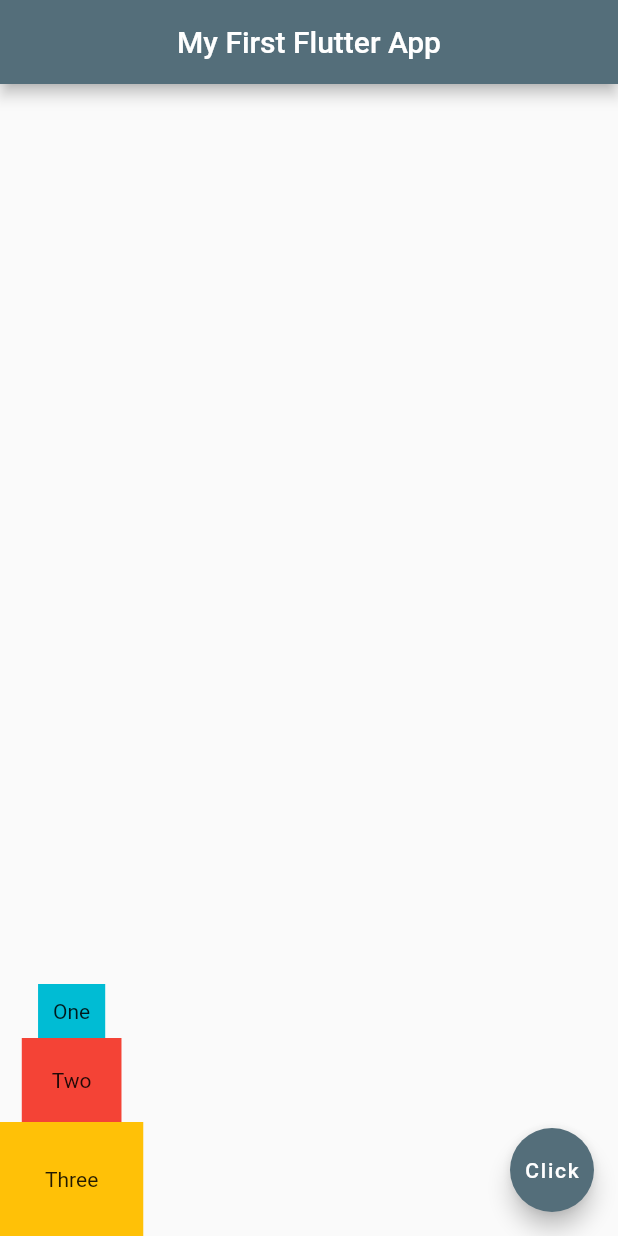
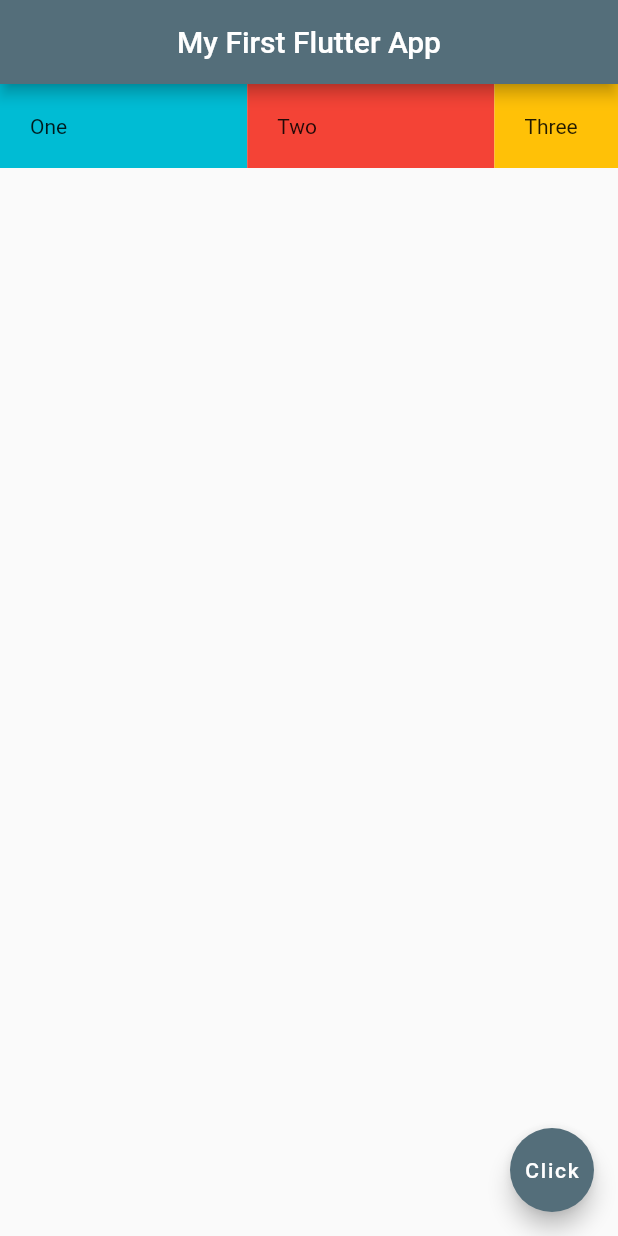
Before and after one commit to BUFONJOKER/First-Flutter-App, a Flutter app: the screen it shows after launch, on a phone screen of 412 x 824 dp. Run offline on Flutter 3.47's test engine with Material 2 defaults, Android fonts, the phone set to English and light mode, and no system bars; our stand-ins replace logger.

Commit message:
Day 2 expanded widget

```diff
--- a/lib/main.dart
+++ b/lib/main.dart
@@ -22,24 +22,31 @@ class Home extends StatelessWidget {
           centerTitle: true,
           backgroundColor: Colors.blueGrey[600],
         ),
-        body: Column(
-          mainAxisAlignment: MainAxisAlignment.end,
-          crossAxisAlignment: CrossAxisAlignment.center,
+        body: Row(
           children: [
-            Container(
-              padding: const EdgeInsets.all(10),
+            Expanded(
+              flex: 2,
+              child: Container(
+                padding: const EdgeInsets.all(20),
                 color: Colors.cyan,
                 child: const Text('One'),
               ),
-            Container(
+            ),
+            Expanded(
+              flex: 2,
+              child: Container(
                 padding: const EdgeInsets.all(20),
                 color: Colors.red,
                 child: const Text('Two'),
               ),
-            Container(
-              padding: const EdgeInsets.all(30),
+            ),
+            Expanded(
+              flex: 1,
+              child: Container(
+                padding: const EdgeInsets.all(20),
                 color: Colors.amber,
                 child: const Text('Three'),
+              ),
             ),
           ],
         ),
```
Lines whose indentation alone changed are shown as unchanged.
